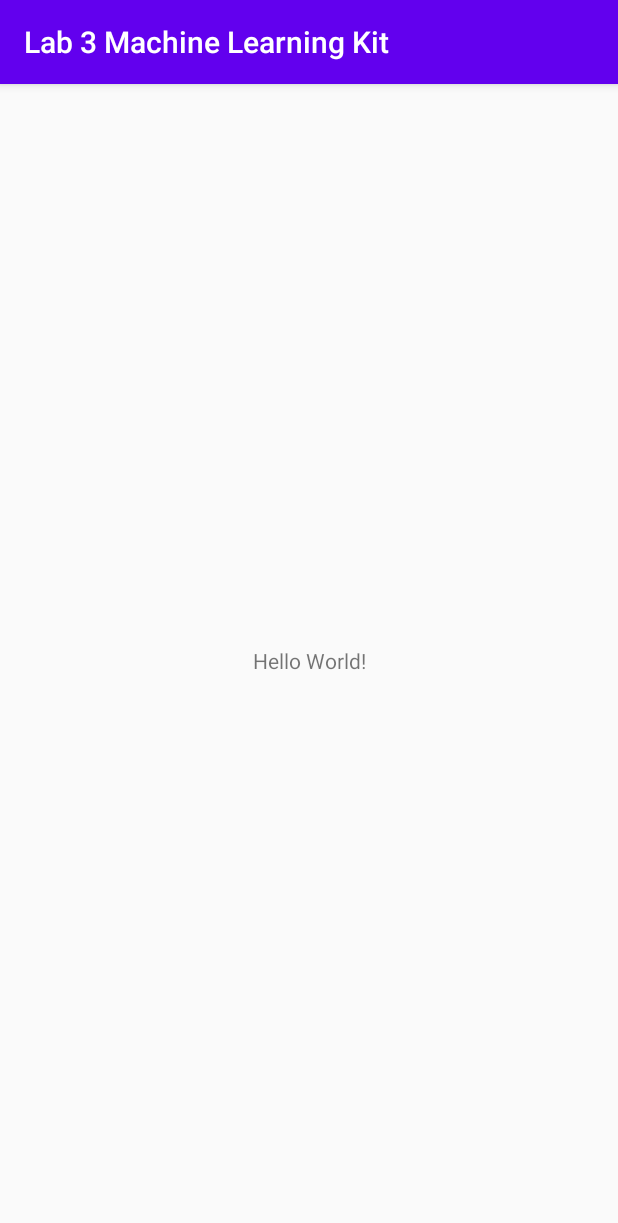
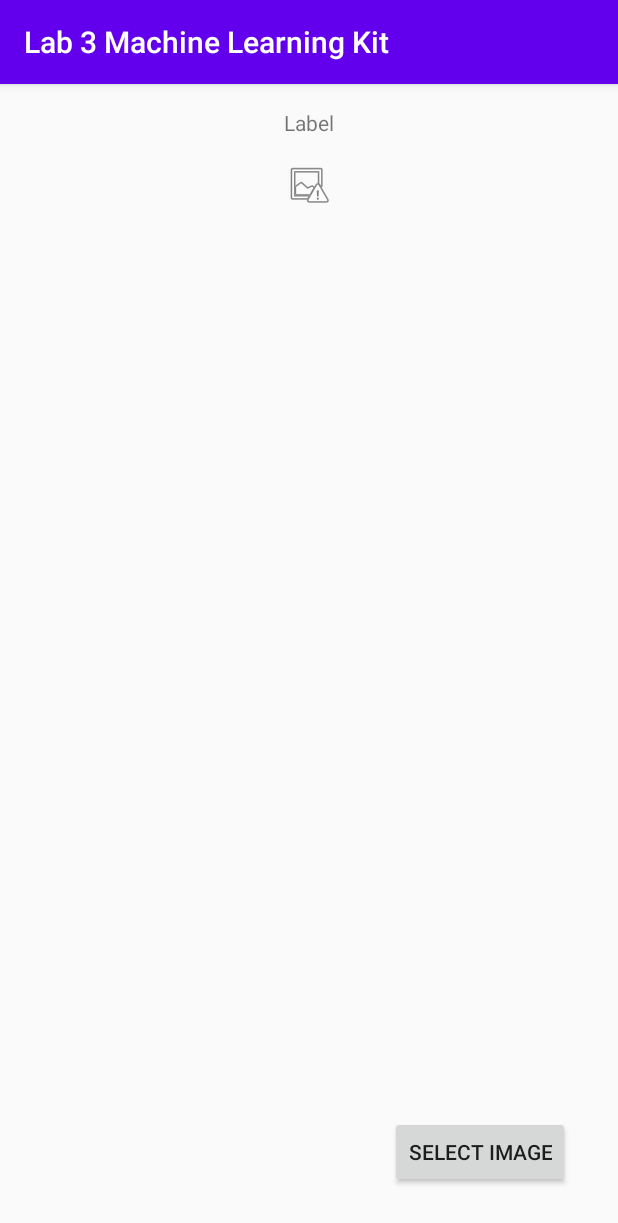
Before and after one commit to MegaKruk/PWr-MMS-Lab, an Android app: the screen it shows after launch (MainActivity), on a phone screen of 412 x 824 dp. Shown: the top 1223 px of the screen. Run offline under Robolectric (Android 15) with nearby library versions, the phone set to English and light mode, and no system bars; libraries missing offline, so code that uses them is left out: com.google.firebase.ml.

Commit message:
Followed the instruction and accidantelly completed a) and b)

```diff
--- a/Lab3/app/src/main/res/layout/activity_main.xml
+++ b/Lab3/app/src/main/res/layout/activity_main.xml
@@ -6,13 +6,39 @@
     android:layout_height="match_parent"
     tools:context=".MainActivity">
 
-    <TextView
+    <ImageView
+        android:id="@+id/uploadedImagePreview"
         android:layout_width="wrap_content"
         android:layout_height="wrap_content"
-        android:text="Hello World!"
-        app:layout_constraintBottom_toBottomOf="parent"
-        app:layout_constraintLeft_toLeftOf="parent"
-        app:layout_constraintRight_toRightOf="parent"
+        android:layout_marginStart="16dp"
+        android:layout_marginTop="16dp"
+        android:layout_marginEnd="16dp"
+        android:contentDescription="@string/preview"
+        app:layout_constraintEnd_toEndOf="parent"
+        app:layout_constraintHorizontal_bias="0.498"
+        app:layout_constraintStart_toStartOf="parent"
+        app:layout_constraintTop_toBottomOf="@+id/labelPreview"
+        app:srcCompat="@android:drawable/ic_menu_report_image" />
+
+    <TextView
+        android:id="@+id/labelPreview"
+        android:layout_width="wrap_content"
+        android:layout_height="wrap_content"
+        android:layout_marginStart="16dp"
+        android:layout_marginTop="16dp"
+        android:layout_marginEnd="16dp"
+        android:text="@string/label"
+        app:layout_constraintEnd_toEndOf="parent"
+        app:layout_constraintStart_toStartOf="parent"
         app:layout_constraintTop_toTopOf="parent" />
 
+    <Button
+        android:id="@+id/buttonSelectImage"
+        android:layout_width="wrap_content"
+        android:layout_height="wrap_content"
+        android:layout_marginEnd="32dp"
+        android:layout_marginBottom="32dp"
+        android:text="@string/select_image"
+        app:layout_constraintBottom_toBottomOf="parent"
+        app:layout_constraintEnd_toEndOf="parent" />
 </androidx.constraintlayout.widget.ConstraintLayout>
--- a/Lab3/app/src/main/res/values/strings.xml
+++ b/Lab3/app/src/main/res/values/strings.xml
@@ -1,3 +1,6 @@
 <resources>
     <string name="app_name">Lab 3 Machine Learning Kit</string>
+    <string name="preview">preview</string>
+    <string name="label">Label</string>
+    <string name="select_image">Select Image</string>
 </resources>
```
Also changed, not shown: Lab3/app/src/main/java/com/example/lab3machinelearningkit/MainActivity.kt (+66 -0 lines).
